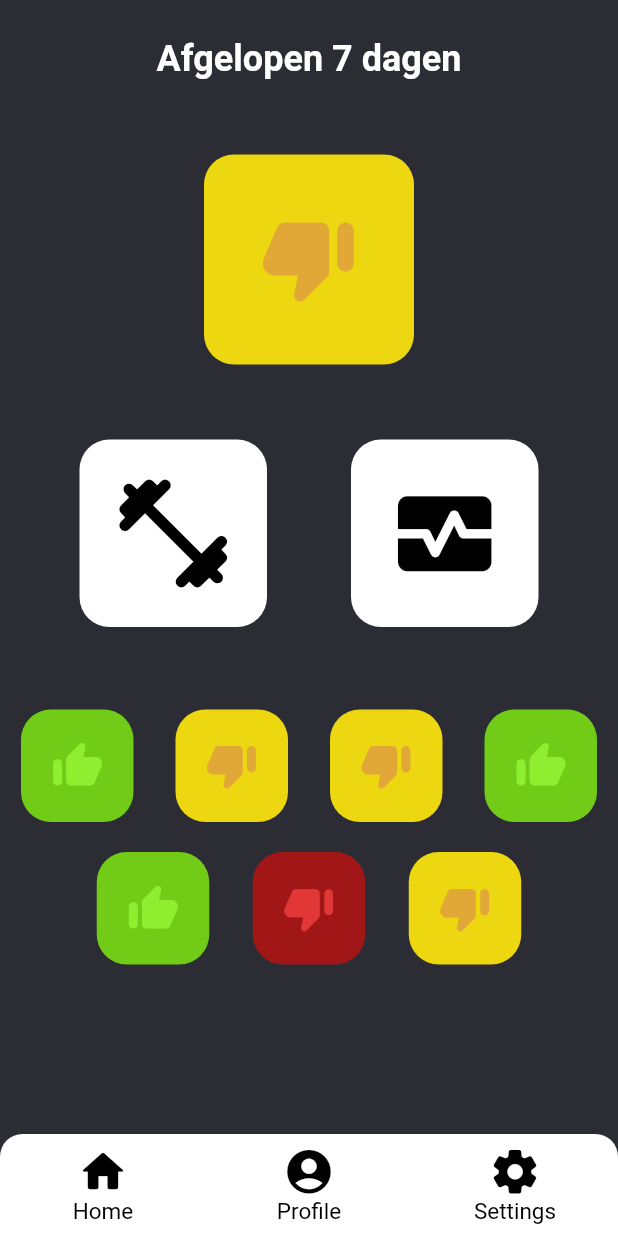
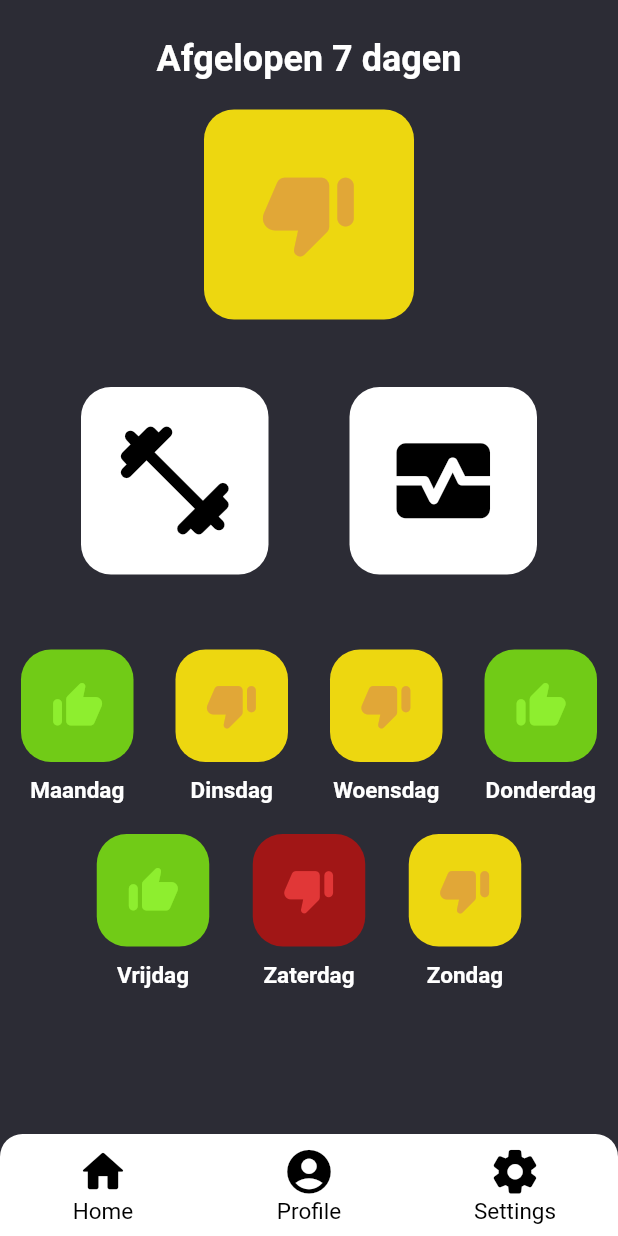
Before and after one commit to DwarfNinja/buddy-watch-app, a Flutter app: the screen it shows once a user with an empty profile is signed in, on a phone screen of 412 x 824 dp. Run offline on Flutter 3.47's test engine with Material 2 defaults, Android fonts, the phone set to English and light mode, and no system bars; our stand-ins replace supabase_flutter; missing offline and left inert: flutter_rating_native; accounts and stored records are empty; network calls fail.

Commit message:
Feat: add optional text parameter to thumb indicator

```diff
--- a/lib/views/dashboard.dart
+++ b/lib/views/dashboard.dart
@@ -19,32 +19,25 @@ class _DashboardState extends State<Dashboard> {
           Expanded(
               child: Column(
                 children: [
-                  const Padding(
-                    padding: EdgeInsets.all(25),
-                    child: Align(
-                        alignment: Alignment.center,
-                        child: Text(
+                  const SizedBox(height: 25),
+                  Column(
+                    children: const [
+                      Text(
                         'Afgelopen 7 dagen',
                         textAlign: TextAlign.center,
-                          overflow: TextOverflow.ellipsis,
                         style: TextStyle(
                           fontWeight: FontWeight.bold,
                           color: Colors.white,
                           fontSize: 24,
                         ),
                       ),
+                      SizedBox(height: 20),
+                      ThumbIndicator(size: 140, iconSize: 65, indication: Indication.warning),
+                    ],
                   ),
-                  ),
-                  const Padding(
-                    padding: EdgeInsets.all(25),
-                    //apply padding to all four sides
-                    child: ThumbIndicator(size: 140, iconSize: 65, indication: Indication.warning)
-                  ),
-                  Padding(
-                    padding: const EdgeInsets.all(25),
-                    //apply padding to all four sides
-                    child: Row(
-                      mainAxisAlignment: MainAxisAlignment.spaceAround,
+                  const SizedBox(height: 35),
+                  Row(
+                    mainAxisAlignment: MainAxisAlignment.spaceEvenly,
                     children: <Widget>[
                       SizedBox(
                           height: 125,
@@ -88,15 +81,14 @@ class _DashboardState extends State<Dashboard> {
                         },),
                     ],
                   ),
-                  ),
-                  const SizedBox(height: 30),
+                  const SizedBox(height: 50),
                   Row(
                     mainAxisAlignment: MainAxisAlignment.spaceAround,
                     children: const <Widget>[
-                      ThumbIndicator(indication: Indication.positive),
-                      ThumbIndicator(indication: Indication.warning),
-                      ThumbIndicator(indication: Indication.warning),
-                      ThumbIndicator(indication: Indication.positive),
+                      ThumbIndicator(indication: Indication.positive, text: "Maandag"),
+                      ThumbIndicator(indication: Indication.warning, text: "Dinsdag"),
+                      ThumbIndicator(indication: Indication.warning, text: "Woensdag"),
+                      ThumbIndicator(indication: Indication.positive, text: "Donderdag"),
                     ],
                   ),
                   const SizedBox(height: 20),
@@ -105,9 +97,9 @@ class _DashboardState extends State<Dashboard> {
                     child: Row(
                       mainAxisAlignment: MainAxisAlignment.spaceAround,
                       children: const <Widget>[
-                        ThumbIndicator(indication: Indication.positive),
-                        ThumbIndicator(indication: Indication.negative),
-                        ThumbIndicator(indication: Indication.warning),
+                        ThumbIndicator(indication: Indication.positive, text: "Vrijdag"),
+                        ThumbIndicator(indication: Indication.negative, text: "Zaterdag"),
+                        ThumbIndicator(indication: Indication.warning, text: "Zondag"),
                       ],
                     ),
                   ),
--- a/lib/widgets/thumb_indicator.dart
+++ b/lib/widgets/thumb_indicator.dart
@@ -14,19 +14,22 @@ enum SquareSize {
 }
 
 class ThumbIndicator extends StatelessWidget {
-  const ThumbIndicator({Key? key, required this.indication, this.size = 75, this.iconSize = 35}) : super(key: key);
+  const ThumbIndicator({Key? key, required this.indication, this.size = 75, this.iconSize = 35, this.text}) : super(key: key);
 
   final Indication indication;
   final double size;
   final double iconSize;
+  final String? text;
 
   @override
   Widget build(BuildContext context) {
-    return Container(
+    return Column(
+      children: [
+        Container(
           width: size,
           height: size,
           decoration: BoxDecoration(
-          color:  (() {
+              color: (() {
                 switch(indication) {
                   case Indication.positive:
                     return ColorPalette.midGreen;
@@ -51,6 +54,10 @@ class ThumbIndicator extends StatelessWidget {
             }()),
             size: iconSize,
           ),
+        ),
+        const SizedBox(height: 10),
+        text != null ? Text(text!, style: const TextStyle(fontSize: 15, fontWeight: FontWeight.w700, color: Colors.white)) : Container(),
+      ],
     );
   }
 }
```
Lines whose indentation alone changed are shown as unchanged.
